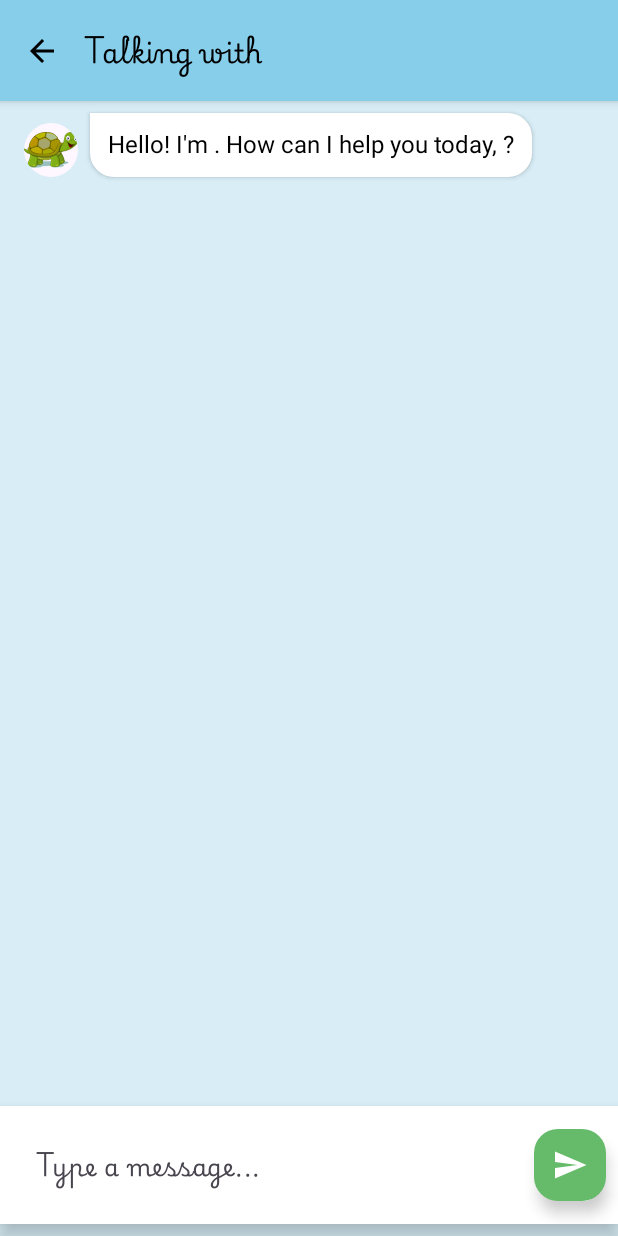
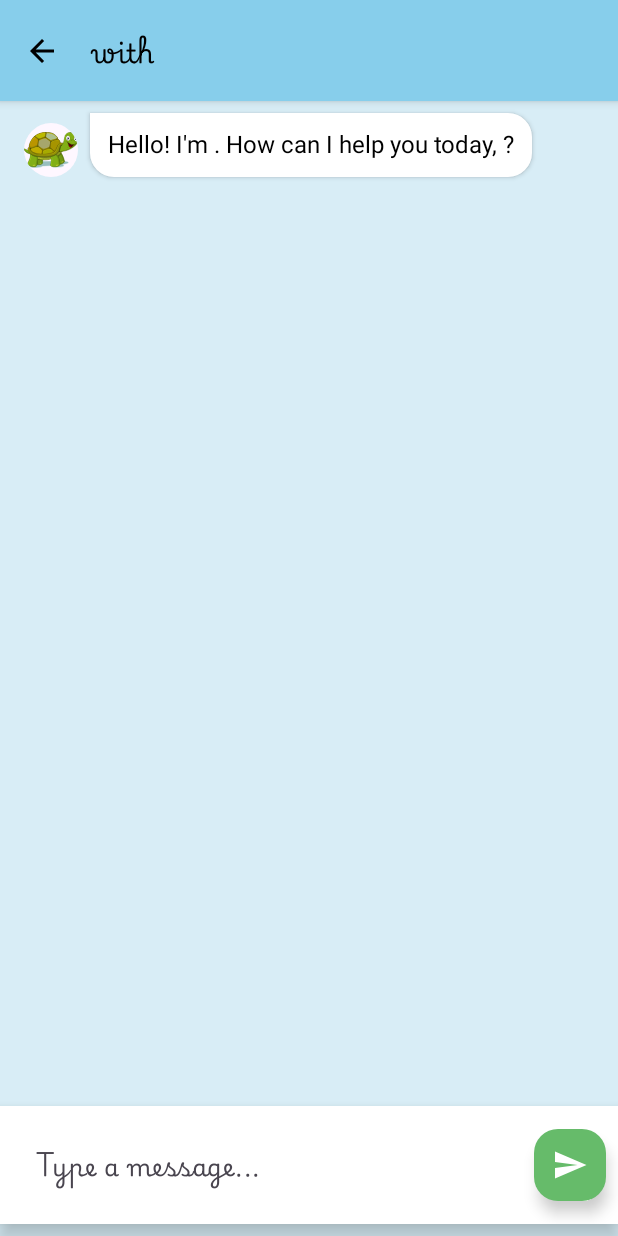
Before and after one commit to CesarValiente/MagicalZooAI, an Android app built with Jetpack Compose: the ChatActivity screen opened directly, with no data from a screen before it, on a phone screen of 412 x 824 dp. Run offline under Robolectric (Android 15) with nearby library versions, the phone set to English and light mode, and no system bars.

Commit message:
More UI adjustments

```diff
--- a/app/src/main/java/com/cesarvaliente/magicalzooai/ChatActivity.kt
+++ b/app/src/main/java/com/cesarvaliente/magicalzooai/ChatActivity.kt
@@ -62,6 +62,7 @@ import com.cesarvaliente.magicalzooai.model.ChatMessage
 import com.cesarvaliente.magicalzooai.repository.ChatRepository
 import com.cesarvaliente.magicalzooai.viewmodel.ChatViewModel
 import kotlinx.coroutines.delay
+import kotlin.text.replaceFirstChar
 
 class ChatActivity : ComponentActivity() {
     private lateinit var viewModel: ChatViewModel
@@ -178,8 +179,9 @@ fun AnimalChatScreen(
                             .padding(end = 16.dp)
                             .size(24.dp)
                     )
+                    val justAnimalName = extractAnimalFirstName(animalName)
                     Text(
-                        text = "Talking with $animalName",
+                        text = "${topic.capitalizeFirstLetter()} with $justAnimalName",
                         fontSize = 18.sp,
                         fontFamily = Utils.myFontFamily,
                         fontWeight = FontWeight.SemiBold,
@@ -312,7 +314,8 @@ fun MessageBubble(message: ChatMessage, animalImageRes: Int) {
                 bottomEnd = 16.dp
             ),
             shadowElevation = 2.dp,
-            modifier = Modifier.widthIn(max = 320.dp)
+            modifier = Modifier
+                .widthIn(max = 320.dp)
         ) {
             Text(
                 text = message.content,
@@ -321,11 +324,14 @@ fun MessageBubble(message: ChatMessage, animalImageRes: Int) {
                 modifier = Modifier.padding(12.dp)
             )
         }
-
-        if (message.isFromUser) {
-            // Empty space for user avatar (for symmetry)
-            Spacer(modifier = Modifier.width(8.dp))
-            Spacer(modifier = Modifier.size(36.dp))
-        }
     }
 }
+
+fun extractAnimalFirstName(fullName: String): String {
+    if (fullName.isBlank()) return ""
+    return fullName.split(" ").firstOrNull() ?: ""
+}
+
+fun String.capitalizeFirstLetter(): String {
+    return this.replaceFirstChar { it.uppercase() }
+}
```
